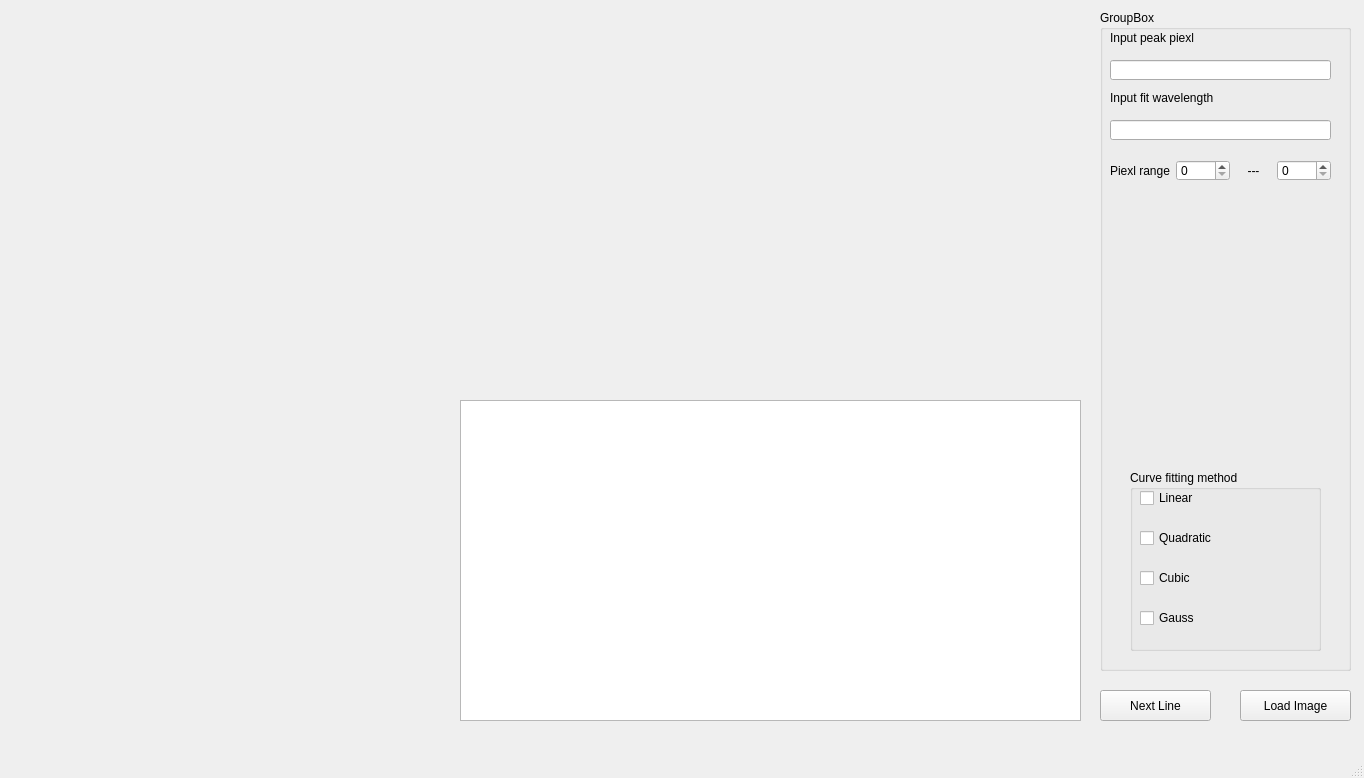
First picture: the form in UI/ui.ui, repository PeterJaq/SpectrumCalibration, before the edit.
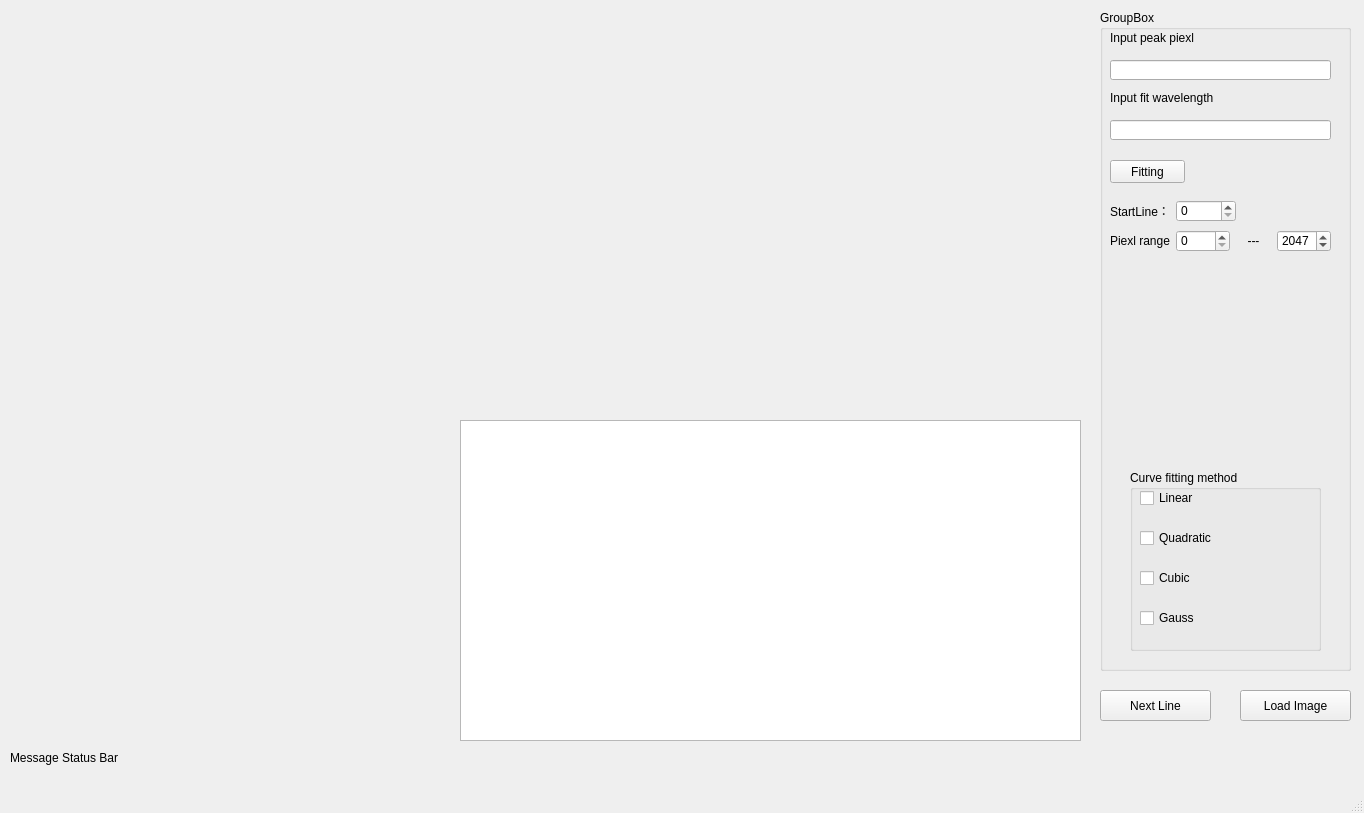
Second picture: the form after the edit.

The edit to the form file:
```diff
--- a/UI/ui.ui
+++ b/UI/ui.ui
@@ -7,7 +7,7 @@
     <x>0</x>
     <y>0</y>
     <width>1364</width>
-    <height>778</height>
+    <height>813</height>
    </rect>
   </property>
   <property name="windowTitle">
@@ -154,9 +154,9 @@
      <property name="geometry">
       <rect>
        <x>10</x>
-       <y>150</y>
+       <y>220</y>
        <width>221</width>
-       <height>21</height>
+       <height>22</height>
       </rect>
      </property>
      <layout class="QHBoxLayout" name="horizontalLayout">
@@ -189,6 +189,48 @@
         <property name="maximum">
          <number>2048</number>
         </property>
+        <property name="value">
+         <number>2047</number>
+        </property>
+       </widget>
+      </item>
+     </layout>
+    </widget>
+    <widget class="QPushButton" name="FittingButton">
+     <property name="geometry">
+      <rect>
+       <x>10</x>
+       <y>150</y>
+       <width>75</width>
+       <height>23</height>
+      </rect>
+     </property>
+     <property name="text">
+      <string>Fitting</string>
+     </property>
+    </widget>
+    <widget class="QWidget" name="layoutWidget">
+     <property name="geometry">
+      <rect>
+       <x>10</x>
+       <y>190</y>
+       <width>126</width>
+       <height>22</height>
+      </rect>
+     </property>
+     <layout class="QHBoxLayout" name="horizontalLayout_2">
+      <item>
+       <widget class="QLabel" name="label_7">
+        <property name="text">
+         <string>StartLine：</string>
+        </property>
+       </widget>
+      </item>
+      <item>
+       <widget class="QSpinBox" name="ChangeLineBox">
+        <property name="maximum">
+         <number>2048</number>
+        </property>
        </widget>
       </item>
      </layout>
@@ -211,7 +253,7 @@
     <property name="geometry">
      <rect>
       <x>460</x>
-      <y>400</y>
+      <y>420</y>
       <width>621</width>
       <height>321</height>
      </rect>
@@ -221,7 +263,7 @@
     <property name="geometry">
      <rect>
       <x>20</x>
-      <y>400</y>
+      <y>420</y>
       <width>421</width>
       <height>321</height>
      </rect>
@@ -236,11 +278,24 @@
       <x>20</x>
       <y>10</y>
       <width>1061</width>
-      <height>381</height>
+      <height>401</height>
      </rect>
     </property>
     <layout class="QGridLayout" name="gridLayout"/>
    </widget>
+   <widget class="QLabel" name="label_6">
+    <property name="geometry">
+     <rect>
+      <x>10</x>
+      <y>750</y>
+      <width>1071</width>
+      <height>16</height>
+     </rect>
+    </property>
+    <property name="text">
+     <string>Message Status Bar</string>
+    </property>
+   </widget>
   </widget>
   <widget class="QMenuBar" name="menubar">
    <property name="geometry">
```
Left out of the diff: 2 changed lines with no effect on the pictures.
